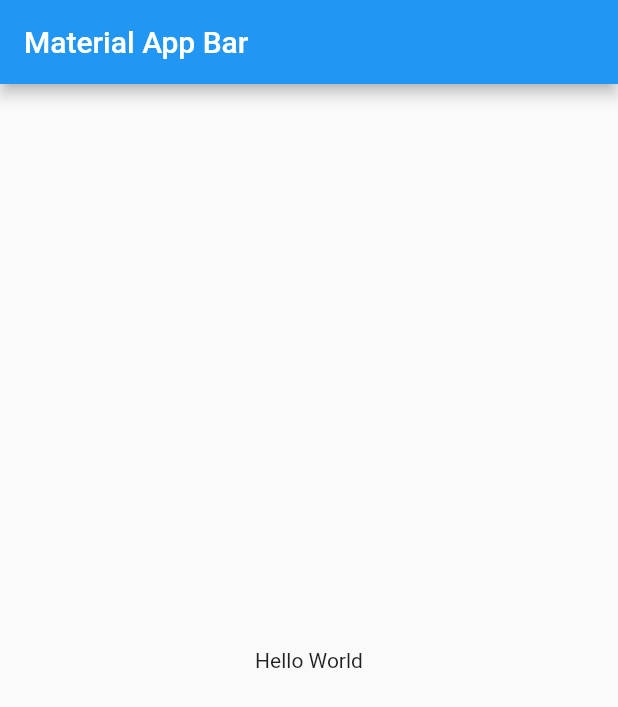
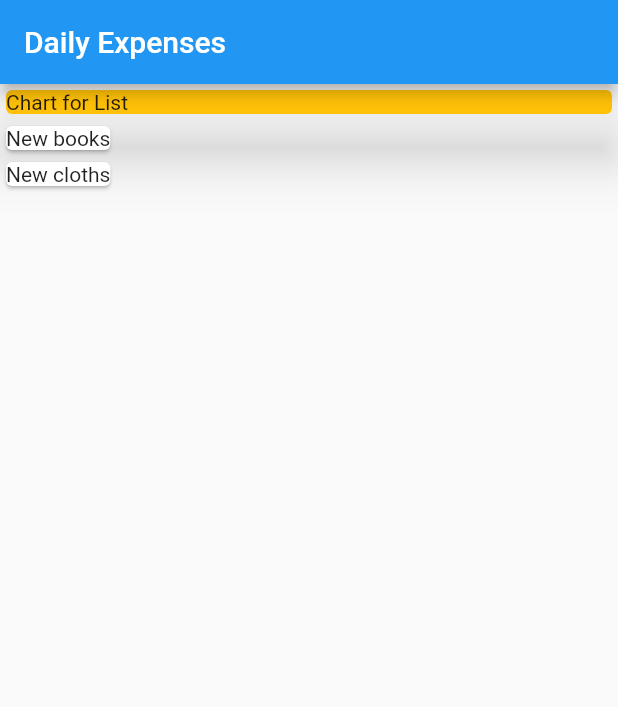
Before and after one commit to RasikaRD/ExpensesApp, a Flutter app: the screen it shows after launch, on a phone screen of 412 x 824 dp. Shown: the top 707 px of the screen. Run offline on Flutter 3.47's test engine with Material 2 defaults, Android fonts, the phone set to English and light mode, and no system bars.

Commit message:
add transactions

```diff
--- a/lib/main.dart
+++ b/lib/main.dart
@@ -1,22 +1,45 @@
+import './transaction.dart';
 import 'package:flutter/material.dart';
 
-void main() => runApp(const MyHomePage());
+void main() => runApp(MyHomePage());
 
 class MyHomePage extends StatelessWidget {
-  const MyHomePage({super.key});
+  MyHomePage({super.key});
+
+  final List<Transaction> transaction = [
+    Transaction(
+        id: 't1', amount: 75.5, date: DateTime.now(), title: 'New books'),
+    Transaction(
+        id: 't2', amount: 125.5, date: DateTime.now(), title: 'New cloths'),
+  ];
 
   @override
   Widget build(BuildContext context) {
     return MaterialApp(
-      title: 'Material App',
+      title: 'Daily Expenses',
       home: Scaffold(
-        appBar: AppBar(
-          title: const Text('Material App Bar'),
-        ),
-        body: const Center(
-          child: Text('Hello World'),
-        ),
-      ),
+          appBar: AppBar(
+            title: const Text('Daily Expenses'),
+          ),
+          body: Column(
+            mainAxisAlignment: MainAxisAlignment.start,
+            crossAxisAlignment: CrossAxisAlignment.start,
+            children: <Widget>[
+              const SizedBox(
+                width: double.infinity,
+                child: Card(
+                  color:Colors.amber,
+                  elevation: 15,
+                  child: Text("Chart for List"),
+                ),
+              ),
+              Column(children: transaction.map((tx) {
+                return Card(
+                  child: Text(tx.title),
+                );
+              }).toList(),),
+            ],
+          )),
     );
   }
 }
--- /dev/null
+++ b/lib/transaction.dart
@@ -0,0 +1,12 @@
+class Transaction {
+  final String id;
+  final String title;
+  final double amount;
+  final DateTime date;
+
+  Transaction({
+    required this.id,
+    required this.amount,
+    required this.date,
+    required this.title});
+}
```
Also changed, not shown: 1 other file.
